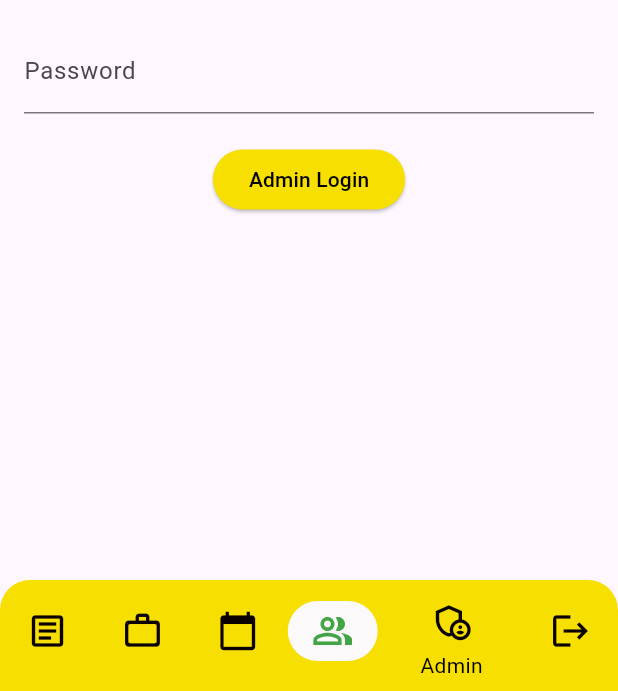
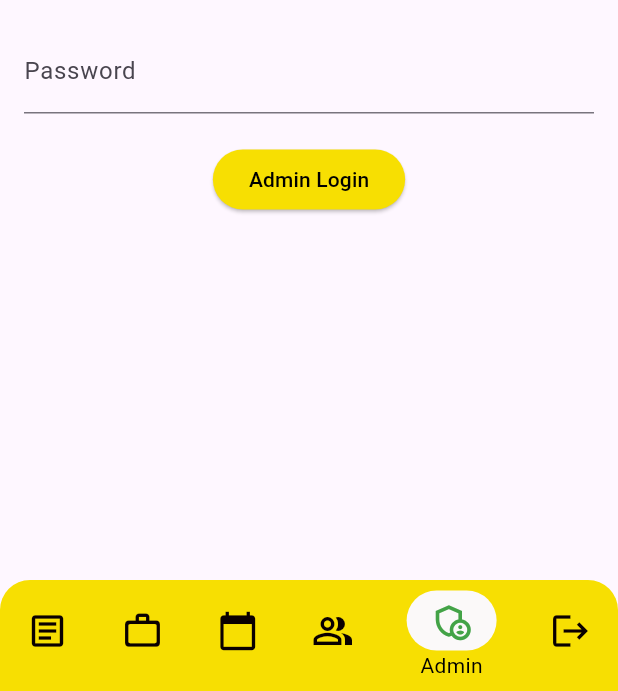
Before and after one commit to mahensanthush/leo_mobile_app, a Flutter app: the NavBar screen opened directly, item 5 of the bottom bar chosen, on a phone screen of 412 x 824 dp, the part 545-1236 px from its top. Run offline on Flutter 3.47's test engine with Material 3 defaults, Android fonts, the phone set to English and light mode, and no system bars; our stand-ins replace cloud_firestore, firebase_auth, firebase_core, firebase_storage, flutter_linkify, google_sign_in and 2 more; accounts and stored records are empty.

Commit message:
added more

```diff
--- a/lib/NavBar.dart
+++ b/lib/NavBar.dart
@@ -66,12 +66,12 @@ class _NavBarState extends State<NavBar> {
               backgroundColor: Color.fromARGB(255, 247, 223, 2),
             ),
             BottomNavigationBarItem(
-              icon: buildIconWithBox(Icons.people_alt_outlined, 4),
+              icon: buildIconWithBox(Icons.people_alt_outlined, 3),
               label: 'board',
               backgroundColor: Color.fromARGB(255, 247, 223, 2),
             ),
             BottomNavigationBarItem(
-              icon: buildIconWithBox(Icons.admin_panel_settings_outlined, 3),
+              icon: buildIconWithBox(Icons.admin_panel_settings_outlined, 4),
               label: 'Admin',
               backgroundColor: Color.fromARGB(255, 247, 223, 2),
             ),
--- a/lib/screens/board.dart
+++ b/lib/screens/board.dart
@@ -225,7 +225,7 @@ class _BoardPageState extends State<BoardPage> {
                   _buildBoardMember(
                     'Leo Dhilmi Sharudya',
                     'International Relations',
-                    'assets/images/download.jpeg',
+                    'assets/board/dhilmi.jpg',
                   ),
                   _buildBoardMember(
                     'Leo Lankeshi Wanninayaka',
```
Also changed, not shown: assets/board/dhilmi.jpg (added).
